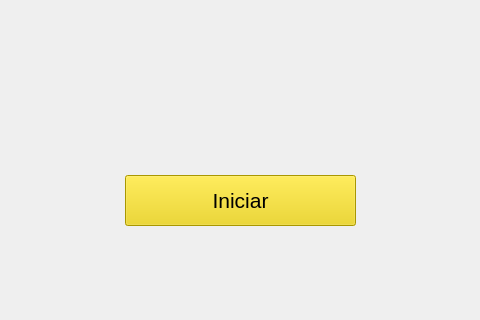
Before: the Qt Designer form principal/mainwindow.ui in CE2103/Proyecto1_Scrabble, drawn with Qt 5; both pictures show x 410 to 890 and y 402 to 722 of the 1300 by 900 pixel window.
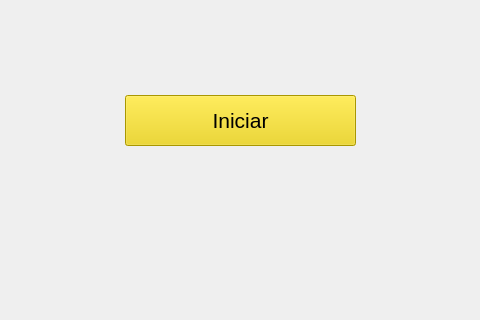
After: the same form once the commit is applied. Icons and pictures are not drawn.

```diff
--- a/principal/mainwindow.ui
+++ b/principal/mainwindow.ui
@@ -24,7 +24,7 @@
                 <property name="geometry">
                     <rect>
                         <x>300</x>
-                        <y>205</y>
+      <y>125</y>
                         <width>701</width>
                         <height>291</height>
                     </rect>
@@ -74,7 +74,7 @@
                 <property name="geometry">
                     <rect>
                         <x>535</x>
-                        <y>560</y>
+      <y>480</y>
                         <width>231</width>
                         <height>51</height>
                     </rect>
```
Left out of the diff: 20 changed lines with no effect on the pictures. Lines whose indentation alone changed are shown as unchanged.
